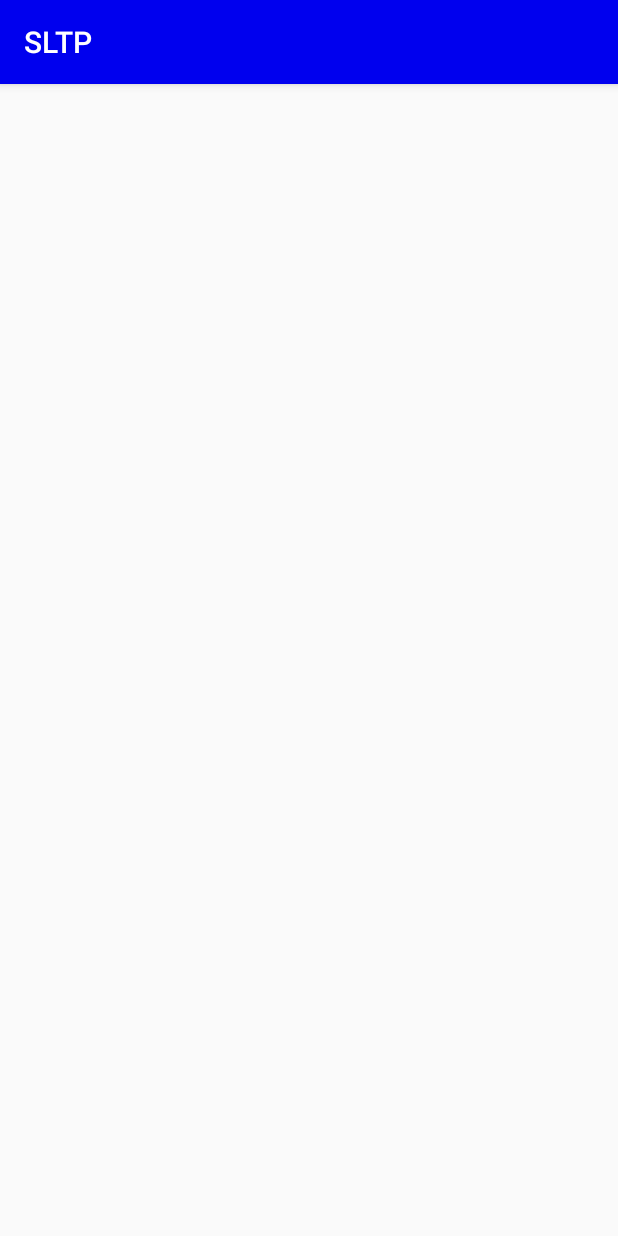
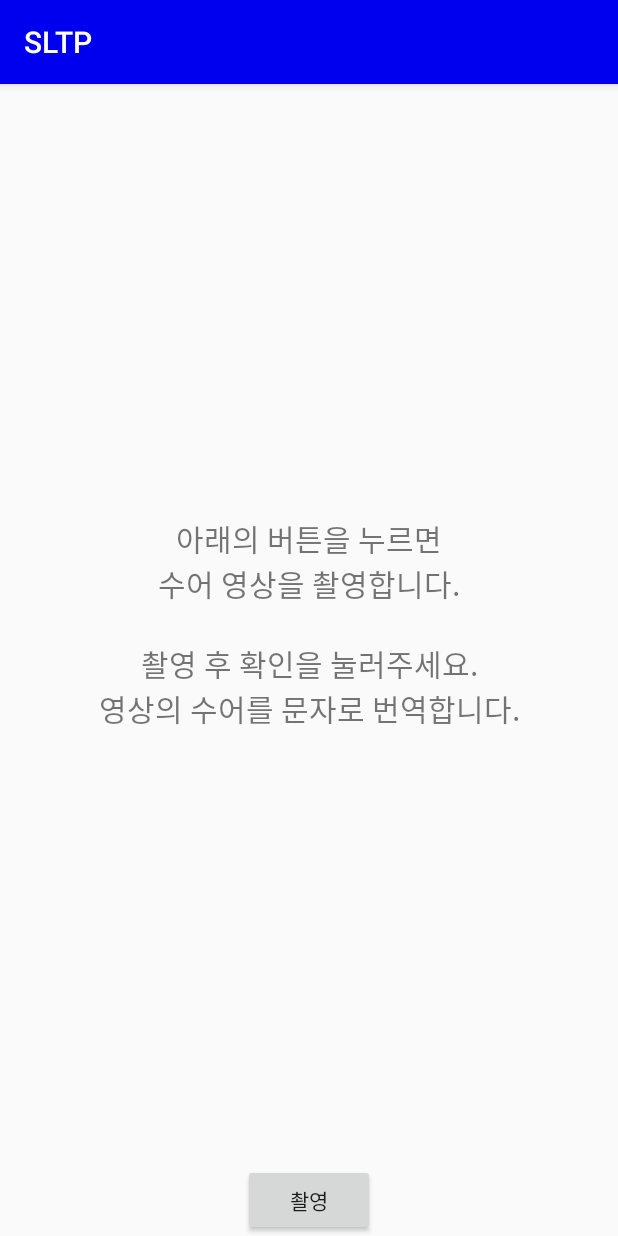
Before and after one commit to hyunwoo9120/ssuFunSLTP, an Android app: the screen it shows after launch (MainActivity), on a phone screen of 412 x 824 dp. Run offline under Robolectric (Android 15) with nearby library versions, the phone set to English and light mode, and no system bars.

Commit message:
Change main.xml and Set ClickListener

```diff
--- a/app/src/main/AndroidManifest.xml
+++ b/app/src/main/AndroidManifest.xml
@@ -2,6 +2,7 @@
 <manifest xmlns:android="http://schemas.android.com/apk/res/android"
     package="com.funsys.sltp">
 
+    <uses-permission android:name="android.permission.INTERNET"/>
     <uses-feature android:name="android.hardware.camera" android:required="true"/>
 
     <application
--- a/app/src/main/java/com/funsys/sltp/MainActivity.java
+++ b/app/src/main/java/com/funsys/sltp/MainActivity.java
@@ -6,10 +6,15 @@ import androidx.appcompat.app.AppCompatActivity;
 
 import android.app.ProgressDialog;
 import android.content.Intent;
+import android.net.Uri;
 import android.os.Bundle;
 import android.os.Handler;
 import android.provider.MediaStore;
+import android.view.View;
+import android.widget.Button;
 import android.widget.VideoView;
+
+import java.io.File;
 
 public class MainActivity extends AppCompatActivity {
     AlertDialog.Builder builder;
@@ -22,10 +27,18 @@ public class MainActivity extends AppCompatActivity {
         super.onCreate(savedInstanceState);
         setContentView(R.layout.activity_main);
 
-        Intent intent = new Intent(MediaStore.ACTION_VIDEO_CAPTURE);
-        startActivityForResult(intent, 1);
+        //버튼 클릭시 촬영
+        Button button = findViewById(R.id.captureButton);
+        button.setOnClickListener(
+                new Button.OnClickListener() {
+                    @Override
+                    public void onClick(View view) {
+                        Intent intent = new Intent(MediaStore.ACTION_VIDEO_CAPTURE);
+                        startActivityForResult(intent, 1);
+                    }
+                }
+        );
     }
-
 
     @Override
     protected void onActivityResult(int requestCode, int resultCode, @Nullable Intent data) {
@@ -55,7 +68,7 @@ public class MainActivity extends AppCompatActivity {
         /*라즈베리파이에서 결과가 오면 dialog 를 지우고 번역결과를 출력해야 함*/
         //현재는 3초 후에 dialog 를 dismiss 한다.
         Handler mHandler = new Handler();
-        mHandler.postDelayed(new Runnable()  {
+        mHandler.postDelayed(new Runnable() {
             public void run() {
                 videoDialog.dismiss();
                 oDialog.dismiss();
--- a/app/src/main/res/layout/activity_main.xml
+++ b/app/src/main/res/layout/activity_main.xml
@@ -1,8 +1,30 @@
 <?xml version="1.0" encoding="utf-8"?>
-<RelativeLayout xmlns:android="http://schemas.android.com/apk/res/android"
-    xmlns:app="http://schemas.android.com/apk/res-auto"
+<LinearLayout xmlns:android="http://schemas.android.com/apk/res/android"
     xmlns:tools="http://schemas.android.com/tools"
     android:layout_width="match_parent"
     android:layout_height="match_parent"
-    tools:context=".MainActivity">
-</RelativeLayout>
+    tools:context=".MainActivity"
+    android:orientation="vertical"
+    android:gravity="center_horizontal">
+
+    <ScrollView
+        android:layout_weight="1"
+        android:layout_width="match_parent"
+        android:layout_height="0dp">
+
+        <TextView
+            android:layout_width="match_parent"
+            android:layout_height="wrap_content"
+            android:layout_gravity="center"
+            android:gravity="center"
+            android:text="아래의 버튼을 누르면\n수어 영상을 촬영합니다.\n\n촬영 후 확인을 눌러주세요.\n영상의 수어를 문자로 번역합니다."
+            android:textSize="20sp" />
+    </ScrollView>
+
+    <Button
+        android:id="@+id/captureButton"
+        android:layout_width="wrap_content"
+        android:layout_height="wrap_content"
+        android:text="촬영" />
+
+</LinearLayout>
```
